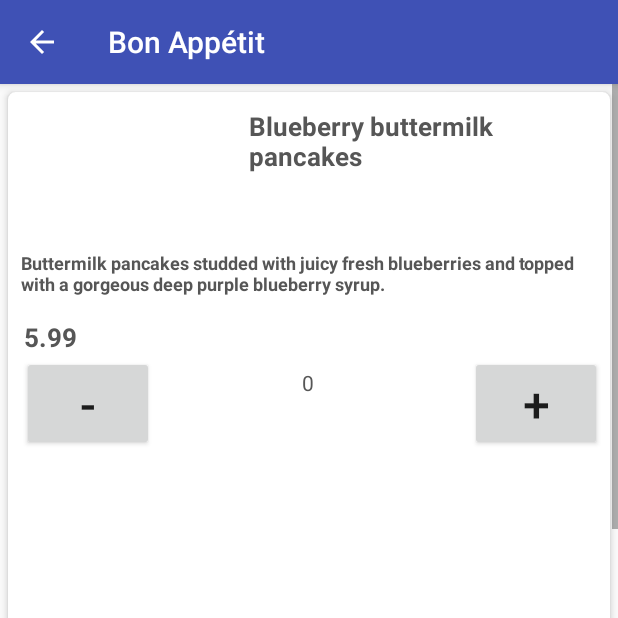
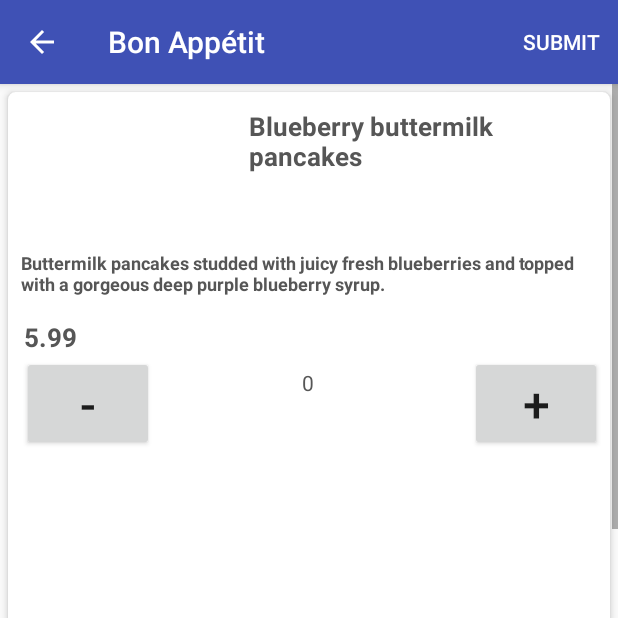
Before and after one commit to abhilashsharma3/BonApptit, an Android app: the ThirdActivity screen opened directly, with no data from a screen before it, on a phone screen of 412 x 824 dp, the top half of it. Run offline under Robolectric (Android 15) with nearby library versions, the phone set to English and light mode, and no system bars; Roboto replaces fonts that are not available here; 1 statement that could not run was skipped.

Commit message:
commit(Abhi)
I got everything working

```diff
--- a/BonApptitclient/app/build.gradle
+++ b/BonApptitclient/app/build.gradle
@@ -28,4 +28,5 @@ dependencies {
     testImplementation 'junit:junit:4.12'
     androidTestImplementation 'com.android.support.test:runner:1.0.2'
     androidTestImplementation 'com.android.support.test.espresso:espresso-core:3.0.2'
+    implementation 'com.android.support:design:28.0.0'
 }
--- a/BonApptitclient/app/src/main/java/com/example/abhilash/bonapptit/RecyclerViewAdapter.java
+++ b/BonApptitclient/app/src/main/java/com/example/abhilash/bonapptit/RecyclerViewAdapter.java
@@ -1,10 +1,13 @@
 package com.example.abhilash.bonapptit;
 
 import android.content.Context;
+import android.content.Intent;
 import android.graphics.drawable.Drawable;
 import android.graphics.drawable.Icon;
+import android.os.Bundle;
 import android.support.annotation.NonNull;
 import android.support.v7.widget.RecyclerView;
+import android.util.Log;
 import android.view.LayoutInflater;
 import android.view.View;
 import android.view.ViewGroup;
@@ -13,48 +16,53 @@ import android.widget.EditText;
 import android.widget.ImageView;
 import android.widget.RelativeLayout;
 import android.widget.TextView;
+
+import java.lang.reflect.Array;
 import java.util.ArrayList;
 
 
 public class RecyclerViewAdapter extends RecyclerView.Adapter<RecyclerViewAdapter.RecyclerViewHolder> {
     ArrayList<MenuItem> menuItems;
     Context context;
-    public RecyclerViewAdapter(Context context,ArrayList<MenuItem> menuItems){
-        this.context=context;
-        this.menuItems=menuItems;
+    Bundle bundle=new Bundle();
+
+    public RecyclerViewAdapter(Context context, ArrayList<MenuItem> menuItems,Bundle bundle) {
+        this.context = context;
+        this.bundle=bundle;
+        this.menuItems = menuItems;
     }
 
     @NonNull
     @Override
-    public RecyclerViewAdapter.RecyclerViewHolder onCreateViewHolder(@NonNull ViewGroup parent, int viewType){
-       Context context=parent.getContext();
-        LayoutInflater layoutInflater=LayoutInflater.from(context);
-        boolean atp=false;
-        View view=layoutInflater.inflate(R.layout.activity_three,parent,atp);
-        RecyclerViewHolder recyclerViewHolder=new RecyclerViewHolder(view);
+    public RecyclerViewAdapter.RecyclerViewHolder onCreateViewHolder(@NonNull ViewGroup parent, int viewType) {
+        Context context = parent.getContext();
+        LayoutInflater layoutInflater = LayoutInflater.from(context);
+        boolean atp = false;
+        View view = layoutInflater.inflate(R.layout.activity_three, parent, atp);
+        RecyclerViewHolder recyclerViewHolder = new RecyclerViewHolder(view);
         return recyclerViewHolder;
     }
 
     @Override
     public void onBindViewHolder(@NonNull final RecyclerViewHolder recyclerViewHolder, int i) {
-        final MenuItem menuItem=menuItems.get(i);
+        final MenuItem menuItem = menuItems.get(i);
         final int[] abc = {menuItem.getQuantity()};
         //Food Quantity
-        String ab=Integer.toString(abc[0]);
-       recyclerViewHolder.foodQty.setText(ab);
+        String ab = Integer.toString(abc[0]);
+        recyclerViewHolder.foodQty.setText(ab);
 
         recyclerViewHolder.foodName.setText(menuItem.getName());
         recyclerViewHolder.foodDesc.setText(menuItem.getDesc());
-     //   final float foodPrice={menuItem.getPrice()};
+
         recyclerViewHolder.foodPrice.setText(Float.toString(menuItem.getPrice()));
-       // Drawable drawable=new D
-   //     recyclerViewHolder.imageView.setImageDrawable();
+        // Drawable drawable=new D
+        //     recyclerViewHolder.imageView.setImageDrawable();
         recyclerViewHolder.incButton.setOnClickListener(new View.OnClickListener() {
             @Override
             public void onClick(View v) {
                 ++abc[0];
                 menuItem.setQuantity(abc[0]);
-                String ab=Integer.toString(menuItem.getQuantity());
+                String ab = Integer.toString(menuItem.getQuantity());
                 recyclerViewHolder.foodQty.setText(ab);
                 notifyDataSetChanged();
             }
@@ -62,10 +70,10 @@ public class RecyclerViewAdapter extends RecyclerView.Adapter<RecyclerViewAdapte
         recyclerViewHolder.decButton.setOnClickListener(new View.OnClickListener() {
             @Override
             public void onClick(View v) {
-                if(abc[0]!=0){
+                if (abc[0] != 0) {
                     --abc[0];
                     menuItem.setQuantity(abc[0]);
-                    String ab=Integer.toString(menuItem.getQuantity());
+                    String ab = Integer.toString(menuItem.getQuantity());
                     recyclerViewHolder.foodQty.setText(ab);
                     notifyDataSetChanged();
                     notifyDataSetChanged();
@@ -75,7 +83,7 @@ public class RecyclerViewAdapter extends RecyclerView.Adapter<RecyclerViewAdapte
     }
 
     @Override
-    public int getItemCount(){
+    public int getItemCount() {
         return menuItems.size();
     }
 
@@ -96,6 +104,7 @@ public class RecyclerViewAdapter extends RecyclerView.Adapter<RecyclerViewAdapte
             imageView=view.findViewById(R.id.imageView);
             foodName=view.findViewById(R.id.foodname);
             foodPrice=view.findViewById(R.id.foodPrice);
+            submit=view.findViewById(R.id.co_button);
             foodDesc= view.findViewById(R.id.fooddesc);
             foodQty=view.findViewById(R.id.foodQty);
             incButton=view.findViewById(R.id.increment_button);
--- a/BonApptitclient/app/src/main/java/com/example/abhilash/bonapptit/SecondActivity.java
+++ b/BonApptitclient/app/src/main/java/com/example/abhilash/bonapptit/SecondActivity.java
@@ -2,15 +2,12 @@ package com.example.abhilash.bonapptit;
 
 import android.annotation.SuppressLint;
 import android.content.Intent;
-import android.media.Image;
 import android.support.v7.app.AppCompatActivity;
 import android.os.Bundle;
-import android.util.Log;
 import android.view.View;
 import android.widget.Button;
 import android.widget.ImageButton;
 
-import static com.example.abhilash.bonapptit.R.id.breakfast_button;
 
 public class SecondActivity extends AppCompatActivity {
 
--- a/BonApptitclient/app/src/main/java/com/example/abhilash/bonapptit/ThirdActivity.java
+++ b/BonApptitclient/app/src/main/java/com/example/abhilash/bonapptit/ThirdActivity.java
@@ -1,11 +1,14 @@
 package com.example.abhilash.bonapptit;
 
+import android.annotation.SuppressLint;
 import android.content.Intent;
 import android.os.Bundle;
+import android.support.design.widget.FloatingActionButton;
 import android.support.v7.app.AppCompatActivity;
 import android.support.v7.widget.LinearLayoutManager;
 import android.support.v7.widget.RecyclerView;
 import android.util.Log;
+import android.view.Menu;
 import android.view.View;
 import android.widget.Button;
 import android.widget.ImageView;
@@ -20,28 +23,63 @@ public class ThirdActivity extends AppCompatActivity implements View.OnClickList
     RecyclerView recyclerView;
     RecyclerViewAdapter recyclerViewAdapter;
     ArrayList<MenuItem> menuItems=new ArrayList<>();
+    Bundle bundle=new Bundle();
     int menutype;
-    Button orderBtn;
+    FloatingActionButton orderBtn;
 
     @Override
     protected void onCreate(Bundle savedInstance) {
         super.onCreate(savedInstance);
-        final Bundle bundle=getIntent().getBundleExtra("bundle");
+        bundle=getIntent().getBundleExtra("bundle");
         menutype=bundle.getInt("menuType");
         setContentView(R.layout.recycler);
         defineMenu();
         recyclerView=findViewById(R.id.recyclerview);
-        recyclerViewAdapter=new RecyclerViewAdapter(this,menuItems);
+        recyclerViewAdapter=new RecyclerViewAdapter(this,menuItems,bundle);
         Log.d("Menu items size"," Size = "+menuItems.size());
         recyclerView.setAdapter(recyclerViewAdapter);
         recyclerView.setLayoutManager( new LinearLayoutManager(this));
        // recyclerViewAdapter.menuItems.addAll(menuItems);
       //  recyclerViewAdapter.notifyDataSetChanged();
-        orderBtn = findViewById(R.id.co_button);
+//        orderBtn=findViewById(R.id.co_button);
+//        orderBtn.setOnClickListener(new View.OnClickListener() {
+//            @Override
+//            public void onClick(View v) {
+//                String jsonString = "{\"Order\": [\"";
+//                float price = 0.00f;
+//                for(int i = 0; i < menuItems.size(); i++) {
+//                    if (menuItems.get(i).getQuantity() != 0) {
+//                        price += menuItems.get(i).getPrice() * menuItems.get(i).getQuantity();
+//                        if (i != menuItems.size() - 1) {
+//                            jsonString += menuItems.get(i).getQuantity() + " " + menuItems.get(i).getName() + "\", \"";
+//                        } else {
+//                            jsonString += menuItems.get(i).getQuantity() + " " + menuItems.get(i).getName() + "\"]";
+//                        }
+//                    }
+//                }
+//                if(menuItems.get(menuItems.size() - 1).getQuantity() == 0) {
+//                    jsonString = jsonString.substring(0, jsonString.length() - 4) + "]";
+//                }
+//                jsonString += ", \"Price\": \"" + price + "\"}";
+//                Log.d(null, "jsonString: " + jsonString);
+//                bundle.putString("jsonString",jsonString);
+//                bundle.putString("Price",Float.toString(price));
+//                Intent newIntent = new Intent(ThirdActivity.this, FourthActivity.class);
+//                startActivity(newIntent);
+//            }
+//        });
 
-        orderBtn.setOnClickListener(new View.OnClickListener() {
+    }
+    @SuppressLint("ResourceType")
     @Override
-            public void onClick(View v) {
+    public boolean onCreateOptionsMenu(Menu menu) {
+        getMenuInflater().inflate(R.menu.submit_menu, menu);
+        return true;
+    }
+    @Override
+    public boolean onOptionsItemSelected(android.view.MenuItem item) {
+        int menuclicked=item.getItemId();
+        if (menuclicked==R.id.co_button){
             String jsonString = "{\"Order\": [\"";
             float price = 0.00f;
             for(int i = 0; i < menuItems.size(); i++) {
@@ -59,13 +97,14 @@ public class ThirdActivity extends AppCompatActivity implements View.OnClickList
             }
             jsonString += ", \"Price\": \"" + price + "\"}";
             Log.d(null, "jsonString: " + jsonString);
+
+            Intent newIntent = new Intent(ThirdActivity.this, FourthActivity.class);
             bundle.putString("jsonString",jsonString);
             bundle.putString("Price",Float.toString(price));
-                Intent newIntent = new Intent(ThirdActivity.this, FourthActivity.class);
+            newIntent.putExtra("bundle",bundle);
             startActivity(newIntent);
         }
-        });
-
+        return super.onOptionsItemSelected(item);
     }
 
     private void defineMenu() {
--- a/BonApptitclient/app/src/main/res/layout/recycler.xml
+++ b/BonApptitclient/app/src/main/res/layout/recycler.xml
@@ -1,5 +1,6 @@
 <?xml version="1.0" encoding="utf-8"?>
 <LinearLayout xmlns:android="http://schemas.android.com/apk/res/android"
+    xmlns:app="http://schemas.android.com/apk/res-auto"
     android:layout_width="match_parent"
     android:layout_height="match_parent"
     android:orientation="vertical">
@@ -9,17 +10,4 @@
         android:layout_width="wrap_content"
         android:layout_height="wrap_content"
         android:scrollbars="vertical" />
-
-    <Button
-        android:id="@+id/co_button"
-        android:layout_width="match_parent"
-        android:layout_height="wrap_content"
-        android:layout_below="@+id/recyclerview"
-        android:layout_margin="10dp"
-        android:gravity="center"
-        android:outlineAmbientShadowColor="?android:attr/colorForeground"
-        android:padding="5dp"
-        android:text="@string/submitorder"
-        android:textStyle="bold" />
-
 </LinearLayout>
--- /dev/null
+++ b/BonApptitclient/app/src/main/res/menu/submit_menu.xml
@@ -0,0 +1,11 @@
+<?xml version="1.0" encoding="utf-8"?>
+<menu xmlns:android="http://schemas.android.com/apk/res/android"
+    xmlns:app="http://schemas.android.com/apk/res-auto">
+
+    <item
+        android:id="@+id/co_button"
+        android:orderInCategory="1"
+        android:title="Submit"
+        app:showAsAction="ifRoom"/>
+
+</menu>
```
Also changed, not shown: BonApptitclient/app/src/main/java/com/example/abhilash/bonapptit/FourthActivity.java (+17 -3 lines), BonApptitclient/app/src/main/res/layout/activity_four.xml (+38 -28 lines), BonApptitclient/app/src/main/res/layout/activity_three.xml (+11 -0 lines), 3 other files. Lines whose indentation alone changed are shown as unchanged.
